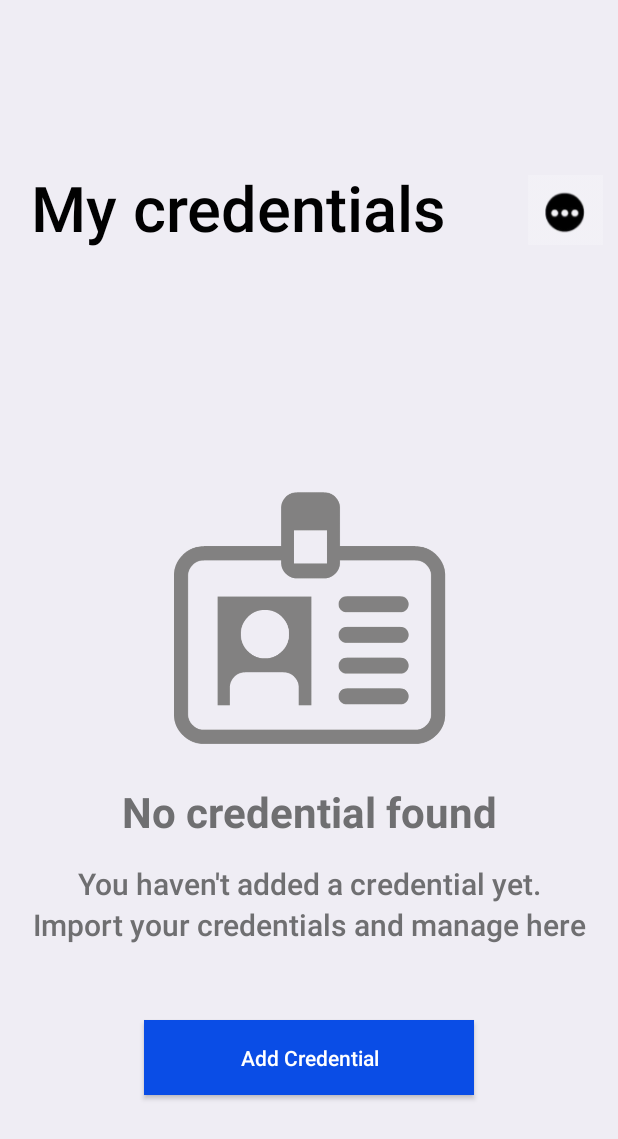
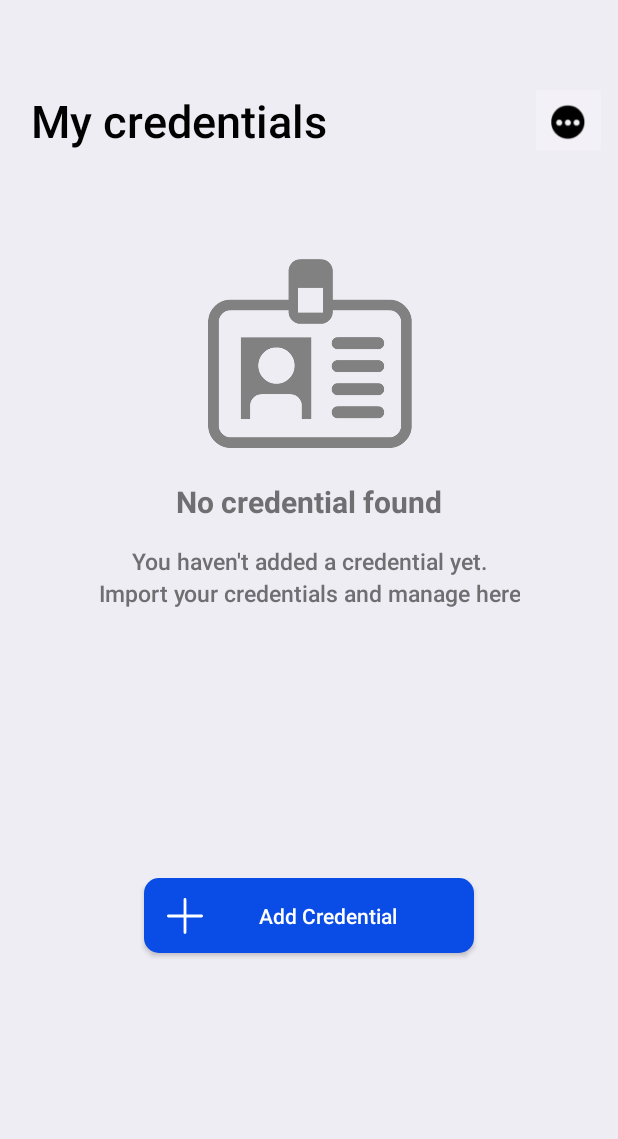
Before and after one commit to CredentialsApp/CredentialsApp-Android, an Android app: the layout activity_my_crendentials.xml on its own in the app's theme, with its tools: preview values and no code run, on a phone screen of 412 x 824 dp. Shown: the top 1139 px of the screen. Run offline under Robolectric (Android 15) with nearby library versions, the phone set to English and light mode, and no system bars.

```diff
--- a/app/build.gradle
+++ b/app/build.gradle
@@ -34,4 +34,8 @@ dependencies {
     testImplementation 'junit:junit:4.12'
     androidTestImplementation 'androidx.test.ext:junit:1.1.1'
     androidTestImplementation 'androidx.test.espresso:espresso-core:3.2.0'
+
+    //add design library to support Bottom Sheet
+    implementation 'com.google.android.material:material:1.0.0'
+
 }
--- a/app/src/main/AndroidManifest.xml
+++ b/app/src/main/AndroidManifest.xml
@@ -16,6 +16,8 @@
                 <category android:name="android.intent.category.LAUNCHER" />
             </intent-filter>
         </activity>
+
+        <activity android:name=".addPassport"/>
     </application>
 
 </manifest>
--- /dev/null
+++ b/app/src/main/res/drawable/add_credential_btn_background.xml
@@ -0,0 +1,5 @@
+<shape xmlns:android="http://schemas.android.com/apk/res/android"
+    android:shape="rectangle">
+    <solid android:color="#0A4DE6" />
+    <corners android:radius="10dp" />
+</shape>
--- /dev/null
+++ b/app/src/main/res/drawable/ic_cancel_red.xml
@@ -0,0 +1,6 @@
+<vector android:height="24dp" android:viewportHeight="512"
+    android:viewportWidth="512" android:width="24dp" xmlns:android="http://schemas.android.com/apk/res/android">
+    <path android:fillColor="#E21B1B" android:pathData="M0,256a256,255.832 0,1 0,512 0a256,255.832 0,1 0,-512 0z"/>
+    <path android:fillColor="#FFFFFF" android:pathData="M135.219,174.775l39.591,-39.591l201.997,201.997l-39.591,39.591z"/>
+    <path android:fillColor="#FFFFFF" android:pathData="M135.201,337.166l201.997,-201.997l39.591,39.591l-201.997,201.997z"/>
+</vector>
--- a/app/src/main/res/layout/activity_main.xml
+++ b/app/src/main/res/layout/activity_my_crendentials.xml
@@ -12,35 +12,36 @@
         android:layout_width="wrap_content"
         android:layout_height="wrap_content"
         android:layout_marginLeft="20dp"
-        android:layout_marginTop="110dp"
+        android:layout_marginTop="60dp"
         android:fontFamily="sans-serif-medium"
         android:text="My credentials"
         android:textAlignment="center"
         android:textColor="#010101"
-        android:textSize="42sp"
+        android:textSize="30sp"
         app:layout_constraintLeft_toLeftOf="parent"
         app:layout_constraintTop_toTopOf="parent" />
 
     <ImageView
         android:id="@+id/imageView2"
         android:layout_width="50dp"
-        android:layout_height="60dp"
-        android:layout_marginTop="110dp"
-        android:layout_marginRight="10dp"
+        android:layout_height="40dp"
+        android:layout_marginTop="60dp"
+        android:layout_marginRight="8dp"
         app:layout_constraintRight_toRightOf="parent"
         app:layout_constraintTop_toTopOf="parent"
-        app:srcCompat="@drawable/testImage" />
+        app:srcCompat="@drawable/testimage" />
 
     <ImageView
         android:id="@+id/image_credentialsicon"
-        android:layout_width="200dp"
-        android:layout_height="200dp"
-        app:layout_constraintBottom_toBottomOf="parent"
-        app:layout_constraintHeight_percent=".5"
+        android:layout_width="150dp"
+        android:layout_height="150dp"
+        android:layout_marginTop="60dp"
+        android:layout_marginBottom="60dp"
+        app:layout_constraintBottom_toTopOf="@+id/text_Nocredentialfound"
         app:layout_constraintLeft_toLeftOf="parent"
+
         app:layout_constraintRight_toRightOf="parent"
-        app:layout_constraintTop_toTopOf="parent"
-        app:layout_constraintWidth_percent=".5"
+        app:layout_constraintTop_toBottomOf="@+id/MyCredentials"
         app:srcCompat="@drawable/credentialsicon" />
 
     <TextView
@@ -50,7 +51,7 @@
         android:layout_marginTop="10dp"
         android:text="No credential found"
         android:textColor="#6F6F71"
-        android:textSize="28sp"
+        android:textSize="20sp"
         android:textStyle="bold"
         app:layout_constraintLeft_toLeftOf="parent"
         app:layout_constraintRight_toRightOf="parent"
@@ -63,8 +64,9 @@
         android:layout_marginTop="15dp"
         android:fontFamily="sans-serif-medium"
         android:text="You haven't added a credential yet."
+        android:textAlignment="center"
         android:textColor="#6F6F71"
-        android:textSize="20sp"
+        android:textSize="15sp"
         app:layout_constraintLeft_toLeftOf="parent"
         app:layout_constraintRight_toRightOf="parent"
         app:layout_constraintTop_toBottomOf="@+id/text_Nocredentialfound" />
@@ -75,31 +77,30 @@
         android:layout_height="wrap_content"
         android:fontFamily="sans-serif-medium"
         android:text="Import your credentials and manage here"
+        android:textAlignment="center"
         android:textColor="#6F6F71"
-        android:textSize="20sp"
+        android:textSize="15sp"
         app:layout_constraintLeft_toLeftOf="parent"
         app:layout_constraintRight_toRightOf="parent"
         app:layout_constraintTop_toBottomOf="@+id/text_Youhaventaddedacredentialyet" />
 
     <Button
-        android:id="@+id/button"
+        android:id="@+id/add_credentials_button"
         android:layout_width="220dp"
         android:layout_height="50dp"
         android:layout_marginTop="50dp"
-        android:background="#0A4DE6"
-        android:bottomLeftRadius="20dp"
-        android:bottomRightRadius="20dp"
-        android:drawableLeft="@android:drawable/ic_plus"
+        android:layout_marginBottom="60dp"
+        android:background="@drawable/add_credential_btn_background"
+        android:drawableLeft="@drawable/ic_add_symbol"
         android:padding="15dp"
         android:text="Add Credential"
         android:textAllCaps="false"
         android:textAppearance="@style/TextAppearance.AppCompat.Body2"
         android:textColor="#ffffff"
-        android:topLeftRadius="20dp"
-        android:topRightRadius="20dp"
         app:layout_constraintLeft_toLeftOf="parent"
         app:layout_constraintRight_toRightOf="parent"
-        app:layout_constraintTop_toBottomOf="@+id/text_Importyourcredentialsandmanagehere" />
+        app:layout_constraintTop_toBottomOf="@+id/text_Importyourcredentialsandmanagehere"
+        app:layout_constraintBottom_toBottomOf="parent"/>
 
 
 
--- a/app/src/main/res/values/styles.xml
+++ b/app/src/main/res/values/styles.xml
@@ -1,7 +1,7 @@
 <resources>
 
     <!-- Base application theme. -->
-    <style name="AppTheme" parent="Theme.AppCompat.Light.DarkActionBar">
+    <style name="AppTheme" parent="Theme.AppCompat.Light.NoActionBar">
         <!-- Customize your theme here. -->
         <item name="colorPrimary">@color/colorPrimary</item>
         <item name="colorPrimaryDark">@color/colorPrimaryDark</item>
```
Also changed, not shown: app/src/main/java/com/gatepay/trustid/BottomSheetEx.kt (added, +63 -0 lines), app/src/main/java/com/gatepay/trustid/MainActivity.kt (+24 -2 lines), app/src/main/java/com/gatepay/trustid/addPassport.kt (added, +16 -0 lines), app/src/main/res/drawable/ic_driving_license_yellow.xml (added, +25 -0 lines), app/src/main/res/drawable/ic_license_blue.xml (added, +14 -0 lines), app/src/main/res/drawable/ic_passport_colour.xml (added, +17 -0 lines), app/src/main/res/layout/activity_add_passport.xml (+10 -8 lines), app/src/main/res/layout/activity_bottom_sheet.xml (added, +73 -0 lines), app/src/main/res/drawable-v24/testimage.png (renamed from app/src/main/res/drawable-v24/testImage.png), app/src/main/res/drawable/ic_add_symbol.xml (renamed from app/src/main/res/drawable/ic_plus.xml).
